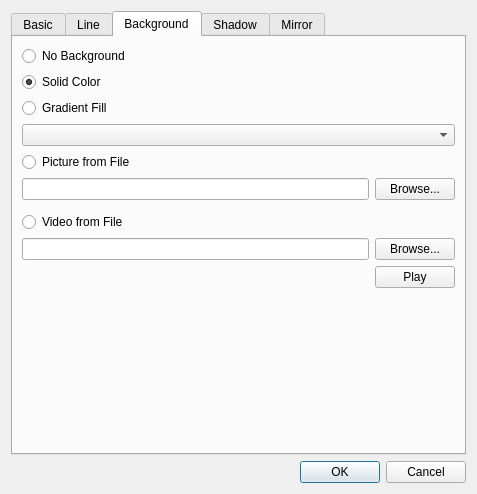
The window that src/items/GenericItemConfig.ui (google-code-export/dviz) describes before a commit, drawn with Qt 5.
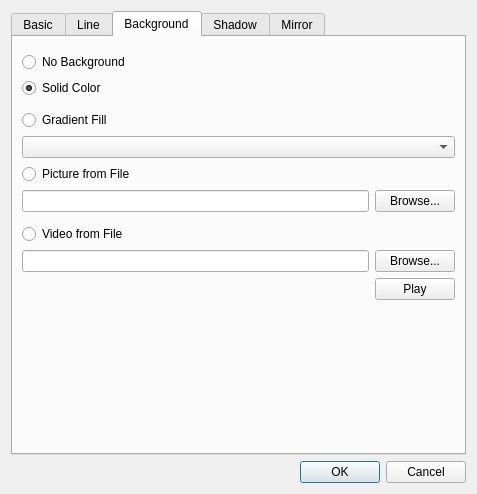
The same window after the commit. The open tabs and pages were chosen to show the change. Icons and pictures are not drawn.

Commit message: Updated layout of GenericItemConfig.ui's Background tab - moved radio buttons out of the frames inorder to use auto-exclusion.

Diff of the .ui file:
```diff
--- a/src/items/GenericItemConfig.ui
+++ b/src/items/GenericItemConfig.ui
@@ -23,7 +23,7 @@
       <enum>QTabWidget::Rounded</enum>
      </property>
      <property name="currentIndex">
-      <number>3</number>
+      <number>2</number>
      </property>
      <property name="usesScrollButtons">
       <bool>false</bool>
@@ -434,6 +434,9 @@
           <property name="margin">
            <number>0</number>
           </property>
+         </layout>
+        </widget>
+       </item>
           <item>
            <widget class="QRadioButton" name="bgNone">
             <property name="text">
@@ -441,7 +444,14 @@
             </property>
            </widget>
           </item>
-         </layout>
+       <item>
+        <widget class="QRadioButton" name="bgColor">
+         <property name="text">
+          <string>Solid Color</string>
+         </property>
+         <property name="checked">
+          <bool>true</bool>
+         </property>
         </widget>
        </item>
        <item>
@@ -450,16 +460,6 @@
           <property name="margin">
            <number>0</number>
           </property>
-          <item>
-           <widget class="QRadioButton" name="bgColor">
-            <property name="text">
-             <string>Solid Color</string>
-            </property>
-            <property name="checked">
-             <bool>true</bool>
-            </property>
-           </widget>
-          </item>
           <item>
            <layout class="QHBoxLayout" name="bgColorPickerLayout"/>
           </item>
@@ -467,12 +467,6 @@
         </widget>
        </item>
        <item>
-        <widget class="QWidget" name="bgOptGradient" native="true">
-         <layout class="QVBoxLayout" name="verticalLayout_15">
-          <property name="margin">
-           <number>0</number>
-          </property>
-          <item>
            <widget class="QRadioButton" name="bgGradient">
             <property name="text">
              <string>Gradient Fill</string>
@@ -480,18 +474,18 @@
            </widget>
           </item>
           <item>
+        <widget class="QWidget" name="bgOptGradient" native="true">
+         <layout class="QVBoxLayout" name="verticalLayout_15">
+          <property name="margin">
+           <number>0</number>
+          </property>
+          <item>
            <widget class="QComboBox" name="gradientSelector"/>
           </item>
          </layout>
         </widget>
        </item>
        <item>
-        <widget class="QWidget" name="bgOptImage" native="true">
-         <layout class="QVBoxLayout" name="verticalLayout_16">
-          <property name="margin">
-           <number>0</number>
-          </property>
-          <item>
            <widget class="QRadioButton" name="bgImage">
             <property name="text">
              <string>Picture from File</string>
@@ -499,6 +493,12 @@
            </widget>
           </item>
           <item>
+        <widget class="QWidget" name="bgOptImage" native="true">
+         <layout class="QVBoxLayout" name="verticalLayout_16">
+          <property name="margin">
+           <number>0</number>
+          </property>
+          <item>
            <layout class="QGridLayout" name="gridLayout_8">
             <item row="1" column="0">
              <widget class="QLineEdit" name="imageFilenameBox"/>
@@ -519,18 +519,18 @@
         </widget>
        </item>
        <item>
-        <widget class="QWidget" name="bgOptVideo" native="true">
-         <layout class="QVBoxLayout" name="verticalLayout_17">
-          <property name="margin">
-           <number>0</number>
-          </property>
-          <item>
            <widget class="QRadioButton" name="bgVideo">
             <property name="text">
              <string>Video from File</string>
             </property>
            </widget>
           </item>
+       <item>
+        <widget class="QWidget" name="bgOptVideo" native="true">
+         <layout class="QVBoxLayout" name="verticalLayout_17">
+          <property name="margin">
+           <number>0</number>
+          </property>
           <item>
            <layout class="QGridLayout" name="gridLayout_9">
             <item row="1" column="1">
```
Lines whose indentation alone changed are shown as unchanged. The commit also changes 2 other files.
